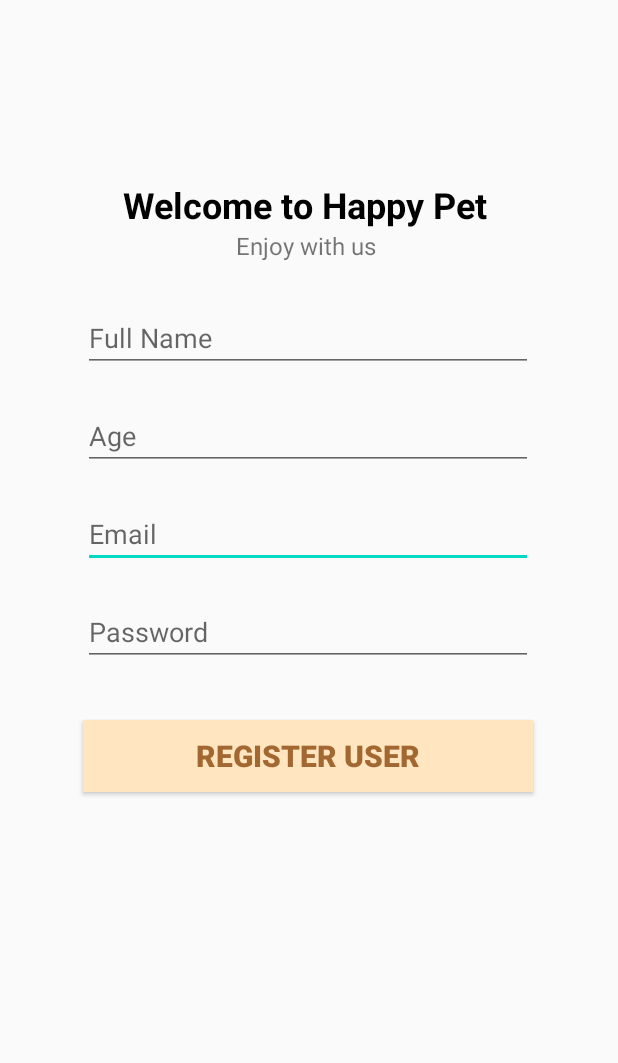
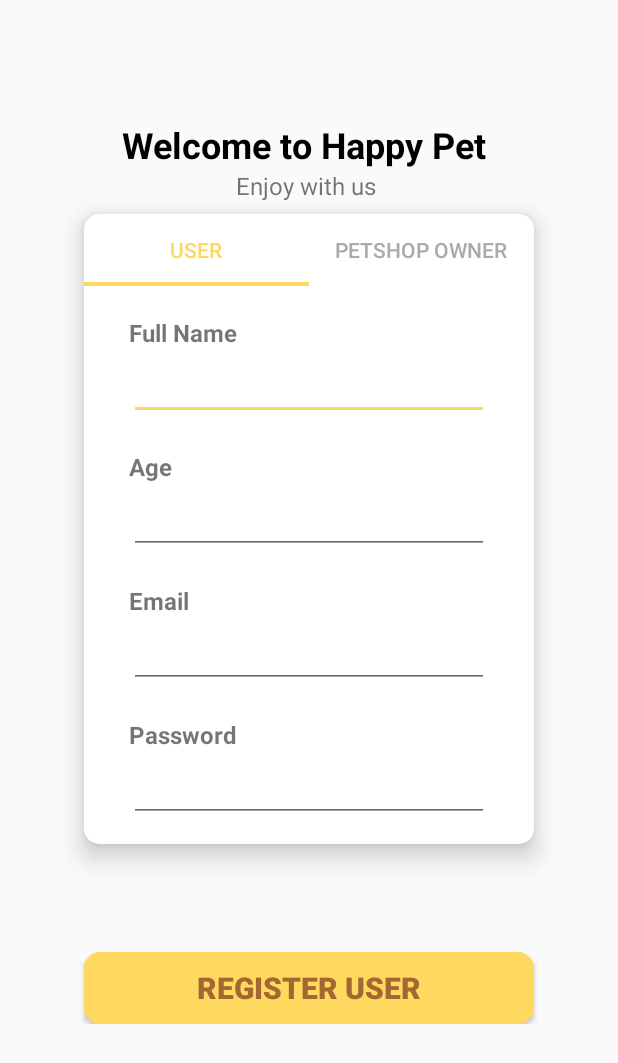
Before and after one commit to teamADJ/HappyPet, an Android app: the RegisterActivity screen opened directly, with no data from a screen before it, on a phone screen of 412 x 824 dp. Shown: the top 1063 px of the screen. Run offline under Robolectric (Android 15) with nearby library versions, the phone set to English and light mode, and no system bars; our stand-ins replace Firebase (no records; nobody signed in at launch, a user with empty details on screens opened directly).

Commit message:
register view

```diff
--- a/app/build.gradle
+++ b/app/build.gradle
@@ -37,5 +37,7 @@ dependencies {
     implementation 'androidx.cardview:cardview:1.0.0'
     implementation 'androidx.appcompat:appcompat:1.1.0'
 
+    implementation 'com.google.android.material:material:1.0.0'
+
 
 }
--- a/app/src/main/java/com/adj/happypet/RegisterActivity.java
+++ b/app/src/main/java/com/adj/happypet/RegisterActivity.java
@@ -2,8 +2,10 @@ package com.adj.happypet;
 
 import androidx.annotation.NonNull;
 import androidx.appcompat.app.AppCompatActivity;
+import androidx.viewpager.widget.ViewPager;
 
 import android.content.Intent;
+import android.graphics.Color;
 import android.os.Bundle;
 import android.util.Patterns;
 import android.view.View;
@@ -13,9 +15,11 @@ import android.widget.ProgressBar;
 import android.widget.TextView;
 import android.widget.Toast;
 
+
 import com.adj.happypet.Model.User;
 import com.google.android.gms.tasks.OnCompleteListener;
 import com.google.android.gms.tasks.Task;
+import com.google.android.material.tabs.TabLayout;
 import com.google.firebase.auth.AuthResult;
 import com.google.firebase.auth.FirebaseAuth;
 import com.google.firebase.auth.FirebaseUser;
@@ -62,6 +66,40 @@ public class RegisterActivity extends AppCompatActivity {
                 startActivity(move);
             }
         });
+
+
+//        tab register
+        TabLayout tabLayout = (TabLayout) findViewById(R.id.tab_layout);
+        tabLayout.addTab(tabLayout.newTab().setText("User"));
+        tabLayout.addTab(tabLayout.newTab().setText("PetShop Owner"));
+        tabLayout.setSelectedTabIndicatorColor(Color.parseColor("#FFD85F"));
+        tabLayout.setSelectedTabIndicatorHeight((int) (3 * getResources().getDisplayMetrics().density));
+        tabLayout.setTabTextColors(Color.parseColor("#AAAAAA"), Color.parseColor("#FFD85F"));
+
+        final ViewPager viewPager =(ViewPager)findViewById(R.id.view_pager);
+
+        TabRegisterAdapter tabRegisterAdapter = new TabRegisterAdapter(getSupportFragmentManager(), tabLayout.getTabCount());
+        viewPager.setAdapter(tabRegisterAdapter);
+        viewPager.addOnPageChangeListener(new TabLayout.TabLayoutOnPageChangeListener(tabLayout));
+
+
+        tabLayout.setOnTabSelectedListener(new TabLayout.OnTabSelectedListener() {
+            @Override
+            public void onTabSelected(TabLayout.Tab tab) {
+                viewPager.setCurrentItem(tab.getPosition());
+            }
+            @Override
+            public void onTabUnselected(TabLayout.Tab tab) {
+
+            }
+            @Override
+            public void onTabReselected(TabLayout.Tab tab) {
+
+            }
+        });
+
+
+
     }
 
     private void createUser() {
@@ -190,4 +228,6 @@ public class RegisterActivity extends AppCompatActivity {
 
         }
     }
+
+
 }
--- /dev/null
+++ b/app/src/main/java/com/adj/happypet/RegisterOwnerFragment.java
@@ -0,0 +1,14 @@
+package com.adj.happypet;
+
+import android.os.Bundle;
+import android.view.LayoutInflater;
+import android.view.View;
+import android.view.ViewGroup;
+
+import androidx.fragment.app.Fragment;
+
+public class RegisterOwnerFragment extends Fragment {
+    public View onCreateView(LayoutInflater inflater, ViewGroup viewGroup, Bundle savedInstanceState){
+        return inflater.inflate(R.layout.fragment_register_owner, viewGroup, false);
+    }
+}
--- /dev/null
+++ b/app/src/main/java/com/adj/happypet/RegisterUserFragment.java
@@ -0,0 +1,14 @@
+package com.adj.happypet;
+
+import android.os.Bundle;
+import android.view.LayoutInflater;
+import android.view.View;
+import android.view.ViewGroup;
+
+import androidx.fragment.app.Fragment;
+
+public class RegisterUserFragment extends Fragment {
+    public View onCreateView(LayoutInflater inflater, ViewGroup viewGroup, Bundle savedInstanceState){
+        return inflater.inflate(R.layout.fragment_register_user, viewGroup, false);
+    }
+}
--- /dev/null
+++ b/app/src/main/java/com/adj/happypet/TabRegisterAdapter.java
@@ -0,0 +1,37 @@
+package com.adj.happypet;
+
+import androidx.annotation.NonNull;
+import androidx.fragment.app.Fragment;
+import androidx.fragment.app.FragmentManager;
+import androidx.fragment.app.FragmentStatePagerAdapter;
+
+public class TabRegisterAdapter extends FragmentStatePagerAdapter {
+    int mNumOfTabsRegister;
+    public TabRegisterAdapter(@NonNull FragmentManager fm, int NoofTabsRegister) {
+        super(fm);
+        this.mNumOfTabsRegister = NoofTabsRegister;
+    }
+
+
+
+    @NonNull
+    @Override
+    public Fragment getItem(int position) {
+        switch (position){
+            case 0:
+                RegisterUserFragment registerUserFragment = new RegisterUserFragment();
+                return registerUserFragment;
+
+            case 1:
+                RegisterOwnerFragment registerOwnerFragment = new RegisterOwnerFragment();
+                return registerOwnerFragment;
+            default:
+                return null;
+        }
+    }
+
+    @Override
+    public int getCount() {
+        return mNumOfTabsRegister;
+    }
+}
--- a/app/src/main/res/layout/activity_login.xml
+++ b/app/src/main/res/layout/activity_login.xml
@@ -6,12 +6,21 @@
     android:layout_height="match_parent"
 
     tools:context=".LoginActivity">
+    <ScrollView
+        android:layout_width="match_parent"
+        android:layout_height="match_parent">
+    <LinearLayout
+        android:layout_width="match_parent"
+        android:layout_height="match_parent"
+        android:orientation="vertical"
+        android:gravity="center"
+        >
 
         <TextView
             android:id="@+id/HappyPetTV"
             android:layout_width="wrap_content"
             android:layout_height="wrap_content"
-        android:layout_marginTop="120dp"
+            android:layout_marginTop="80dp"
             android:text="Welcome to Happy Pet "
             android:textColor="#000000"
             android:textSize="24sp"
@@ -168,6 +177,6 @@
             app:layout_constraintEnd_toEndOf="parent"
             app:layout_constraintStart_toStartOf="parent"
             app:layout_constraintTop_toTopOf="parent" />
-
-
+    </LinearLayout>
+    </ScrollView>
 </androidx.constraintlayout.widget.ConstraintLayout>
--- a/app/src/main/res/layout/activity_register.xml
+++ b/app/src/main/res/layout/activity_register.xml
@@ -6,24 +6,23 @@
     android:layout_height="match_parent"
     tools:context=".RegisterActivity">
 
-    <EditText
-        android:id="@+id/email_edt_regis"
-        android:layout_width="300dp"
-        android:layout_height="wrap_content"
-        android:layout_marginTop="20dp"
-        android:ems="10"
-        android:hint="Email "
-        android:inputType="textPersonName"
-        app:layout_constraintEnd_toEndOf="parent"
-        app:layout_constraintHorizontal_bias="0.495"
-        app:layout_constraintStart_toStartOf="parent"
-        app:layout_constraintTop_toBottomOf="@+id/age_edt_regis" />
+    <ScrollView
+        android:layout_width="match_parent"
+        android:layout_height="match_parent">
+    <LinearLayout
+        android:layout_width="match_parent"
+        android:layout_height="match_parent"
+        android:orientation="vertical"
+        android:gravity="center"
+        >
+
+
 
     <TextView
         android:id="@+id/happy_pet_banner"
         android:layout_width="wrap_content"
         android:layout_height="wrap_content"
-        android:layout_marginTop="120dp"
+        android:layout_marginTop="80dp"
         android:text="Welcome to Happy Pet "
         android:textColor="#000000"
         android:textSize="24sp"
@@ -43,51 +42,52 @@
         app:layout_constraintStart_toStartOf="parent"
         app:layout_constraintTop_toBottomOf="@+id/happy_pet_banner" />
 
-    <EditText
-        android:id="@+id/fName_edt_regis"
-        android:layout_width="300dp"
-        android:layout_height="wrap_content"
-        android:layout_marginTop="28dp"
-        android:ems="10"
-        android:hint="Full Name"
-        android:inputType="textPersonName"
-        app:layout_constraintEnd_toEndOf="parent"
-        app:layout_constraintHorizontal_bias="0.495"
-        app:layout_constraintStart_toStartOf="parent"
-        app:layout_constraintTop_toBottomOf="@+id/happyPetBanner_desc" />
+    <androidx.cardview.widget.CardView
 
-    <EditText
-        android:id="@+id/age_edt_regis"
-        android:layout_width="300dp"
-        android:layout_height="wrap_content"
-        android:layout_marginTop="20dp"
-        android:ems="10"
-        android:hint="Age"
-        android:inputType="number"
-        app:layout_constraintEnd_toEndOf="parent"
-        app:layout_constraintHorizontal_bias="0.495"
-        app:layout_constraintStart_toStartOf="parent"
-        app:layout_constraintTop_toBottomOf="@+id/fName_edt_regis" />
+            android:id="@+id/loginBox"
+            android:layout_width="300dp"
+            android:layout_height="wrap_content"
+            android:layout_gravity="center"
+            android:layout_marginTop="8dp"
+            android:layout_marginBottom="36dp"
+            app:cardCornerRadius="10dp"
+            app:cardElevation="10dp"
+            app:layout_constraintBottom_toTopOf="@+id/btn_login"
 
-    <EditText
-        android:id="@+id/pass_edt_regis"
-        android:layout_width="300dp"
-        android:layout_height="wrap_content"
-        android:layout_marginTop="20dp"
-        android:ems="10"
-        android:hint="Password"
-        android:inputType="textPassword"
-        app:layout_constraintEnd_toEndOf="parent"
-        app:layout_constraintHorizontal_bias="0.495"
-        app:layout_constraintStart_toStartOf="parent"
-        app:layout_constraintTop_toBottomOf="@+id/email_edt_regis" />
+            app:layout_constraintEnd_toEndOf="parent"
+            app:layout_constraintStart_toStartOf="parent"
+            >
+
+        <LinearLayout
+            android:layout_width="wrap_content"
+            android:orientation="vertical"
+            android:layout_height="420dp">
+
+            <com.google.android.material.tabs.TabLayout
+                android:layout_width="match_parent"
+                android:id="@+id/tab_layout"
+                android:layout_height="wrap_content"
+                app:layout_constraintTop_toBottomOf="@+id/btn_regis"
+
+                app:tabIndicatorColor="#FFD85F"
+                />
+
+            <androidx.viewpager.widget.ViewPager
+                android:id="@+id/view_pager"
+                android:layout_width="match_parent"
+                android:layout_height="fill_parent"
+                android:layout_below="@id/tab_layout"
+                tools:ignore="MissingConstraints" />
+
+        </LinearLayout>
+    </androidx.cardview.widget.CardView>
 
     <Button
         android:id="@+id/btn_regis"
         android:layout_width="300dp"
         android:layout_height="wrap_content"
         android:layout_marginTop="36dp"
-        android:background="#FFE5C0"
+        android:background="@drawable/btn"
         android:text="REGISTER USER"
         android:textColor="#A36831"
         android:textSize="20sp"
@@ -96,6 +96,9 @@
         app:layout_constraintHorizontal_bias="0.495"
         app:layout_constraintStart_toStartOf="parent"
         app:layout_constraintTop_toBottomOf="@+id/pass_edt_regis" />
+
+
+
 
     <ProgressBar
         android:id="@+id/progressBar_regis"
@@ -107,4 +110,6 @@
         app:layout_constraintEnd_toEndOf="parent"
         app:layout_constraintStart_toStartOf="parent"
         app:layout_constraintTop_toTopOf="parent" />
+    </LinearLayout>
+    </ScrollView>
 </androidx.constraintlayout.widget.ConstraintLayout>
--- /dev/null
+++ b/app/src/main/res/layout/fragment_register_owner.xml
@@ -0,0 +1,19 @@
+<?xml version="1.0" encoding="utf-8"?>
+<androidx.constraintlayout.widget.ConstraintLayout
+    xmlns:android="http://schemas.android.com/apk/res/android" android:layout_width="match_parent"
+    android:layout_height="match_parent">
+
+    <RelativeLayout xmlns:android="http://schemas.android.com/apk/res/android"
+        android:layout_width="match_parent"
+        android:layout_height="match_parent"
+        android:orientation="vertical">
+        <TextView
+            android:id="@+id/textView"
+            android:layout_width="wrap_content"
+            android:layout_height="wrap_content"
+            android:layout_centerInParent="true"
+            android:text="Owner Fragment"
+            android:textAppearance="?android:attr/textAppearanceLarge"/>
+    </RelativeLayout>
+
+</androidx.constraintlayout.widget.ConstraintLayout>
--- /dev/null
+++ b/app/src/main/res/layout/fragment_register_user.xml
@@ -0,0 +1,117 @@
+<?xml version="1.0" encoding="utf-8"?>
+<androidx.constraintlayout.widget.ConstraintLayout
+    xmlns:android="http://schemas.android.com/apk/res/android" android:layout_width="match_parent"
+    android:layout_height="match_parent" xmlns:app="http://schemas.android.com/apk/res-auto">
+
+    <LinearLayout xmlns:android="http://schemas.android.com/apk/res/android"
+        android:layout_width="match_parent"
+        android:layout_height="match_parent"
+        android:orientation="vertical"
+
+        >
+        <TextView
+            android:id="@+id/register_fname_tv"
+            android:layout_width="wrap_content"
+            android:layout_height="wrap_content"
+            android:text="Full Name"
+            android:textSize="16sp"
+            android:textStyle="bold"
+            android:layout_marginLeft="30dp"
+            android:layout_marginTop="20dp"
+
+            app:layout_constraintEnd_toEndOf="parent"
+            app:layout_constraintStart_toStartOf="parent"/>
+        <EditText
+            android:id="@+id/fName_edt_regis"
+            android:layout_width="240dp"
+            android:layout_height="wrap_content"
+            android:layout_marginLeft="30dp"
+            android:layout_marginTop="2dp"
+            android:layout_marginRight="30dp"
+            android:ems="10"
+            app:layout_constraintTop_toBottomOf="@+id/register_fname_tv"
+            android:inputType="textPersonName"
+            app:layout_constraintEnd_toEndOf="parent"
+            app:layout_constraintHorizontal_bias="0.495"
+            app:layout_constraintStart_toStartOf="parent"
+            android:backgroundTint="#FFD85F"
+
+            />
+        <TextView
+            android:id="@+id/register_age_tv"
+            android:layout_width="wrap_content"
+            android:layout_height="wrap_content"
+            android:text="Age "
+            android:textSize="16sp"
+            android:textStyle="bold"
+            android:layout_marginLeft="30dp"
+            android:layout_marginTop="20dp"
+            app:layout_constraintTop_toBottomOf="@+id/fName_edt_regis"
+            app:layout_constraintEnd_toEndOf="parent"
+            app:layout_constraintStart_toStartOf="parent"/>
+        <EditText
+            android:id="@+id/age_edt_regis"
+            android:layout_width="240dp"
+            android:layout_height="wrap_content"
+            android:layout_marginLeft="30dp"
+            android:layout_marginTop="2dp"
+            android:layout_marginRight="30dp"
+            android:ems="10"
+            android:inputType="number"
+            app:layout_constraintEnd_toEndOf="parent"
+            app:layout_constraintHorizontal_bias="0.495"
+            app:layout_constraintStart_toStartOf="parent"
+            app:layout_constraintTop_toBottomOf="@+id/register_age_tv" />
+        <TextView
+            android:id="@+id/register_email_tv"
+            android:layout_width="wrap_content"
+            android:layout_height="wrap_content"
+            android:text="Email "
+            android:textSize="16sp"
+            android:textStyle="bold"
+            android:layout_marginLeft="30dp"
+            android:layout_marginTop="20dp"
+            app:layout_constraintTop_toBottomOf="@+id/age_edt_regis"
+            app:layout_constraintEnd_toEndOf="parent"
+            app:layout_constraintStart_toStartOf="parent"/>
+        <EditText
+            android:id="@+id/email_edt_regis"
+            android:layout_width="240dp"
+            android:layout_height="wrap_content"
+            android:layout_marginLeft="30dp"
+            android:layout_marginTop="2dp"
+            android:layout_marginRight="30dp"
+            android:ems="10"
+            android:inputType="textPersonName"
+            app:layout_constraintEnd_toEndOf="parent"
+            app:layout_constraintHorizontal_bias="0.495"
+            app:layout_constraintStart_toStartOf="parent"
+            app:layout_constraintTop_toBottomOf="@+id/register_email_tv" />
+        <TextView
+            android:id="@+id/login_email_tv"
+            android:layout_width="wrap_content"
+            android:layout_height="wrap_content"
+            android:text="Password "
+            android:textSize="16sp"
+            android:textStyle="bold"
+            android:layout_marginLeft="30dp"
+            android:layout_marginTop="20dp"
+            app:layout_constraintTop_toBottomOf="@+id/email_edt_regis"
+            app:layout_constraintEnd_toEndOf="parent"
+            app:layout_constraintStart_toStartOf="parent"/>
+        <EditText
+            android:id="@+id/pass_edt_regis"
+            android:layout_width="240dp"
+            android:layout_height="wrap_content"
+            android:layout_marginLeft="30dp"
+            android:layout_marginTop="2dp"
+            android:layout_marginRight="30dp"
+            android:ems="10"
+            android:inputType="textPassword"
+            app:layout_constraintEnd_toEndOf="parent"
+            app:layout_constraintHorizontal_bias="0.495"
+            app:layout_constraintStart_toStartOf="parent"
+            app:layout_constraintTop_toBottomOf="@+id/login_email_tv" />
+    </LinearLayout>
+
+</androidx.constraintlayout.widget.ConstraintLayout>
```
Lines whose indentation alone changed are shown as unchanged.
